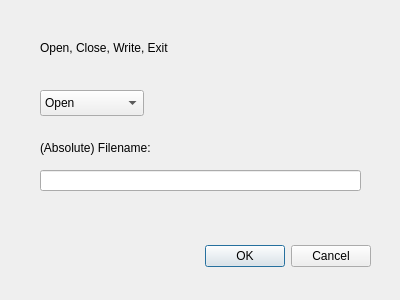
harumhl/MaroonGoonsRDBMS, file SportsStat/openclosewriteexit.ui: the form before one commit.
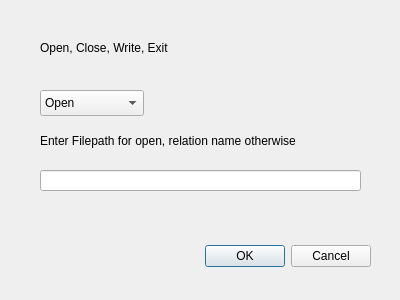
The form after the commit.

Commit message: edited menu for open/write

```diff
--- a/SportsStat/openclosewriteexit.ui
+++ b/SportsStat/openclosewriteexit.ui
@@ -56,13 +56,13 @@
    <property name="geometry">
     <rect>
      <x>40</x>
-     <y>140</y>
-     <width>141</width>
-     <height>16</height>
+     <y>115</y>
+     <width>351</width>
+     <height>51</height>
     </rect>
    </property>
    <property name="text">
-    <string>(Absolute) Filename: </string>
+    <string>Enter Filepath for open, relation name otherwise</string>
    </property>
   </widget>
   <widget class="QComboBox" name="comboBox">
```
The commit also changes 1 other file.
